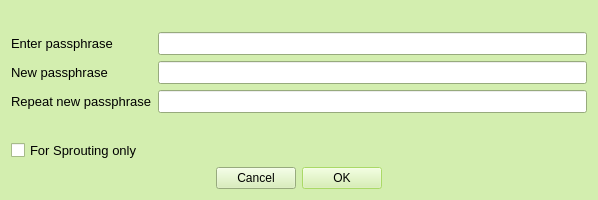
First picture: the form in src/qt/forms/askpassphrasedialog.ui, repository teambean/BeanCash, before the edit.
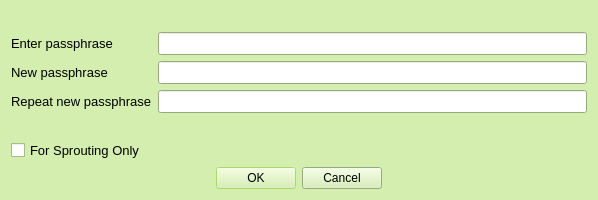
Second picture: the form after the edit. Icons and pictures are not drawn.

Commit message: Renable unlock for Sprouting in GUI

```diff
--- a/src/qt/forms/askpassphrasedialog.ui
+++ b/src/qt/forms/askpassphrasedialog.ui
@@ -338,7 +338,7 @@
         <string>Serves to disable the trivial sendmoney when OS account compromised. Provides no real security.</string>
        </property>
        <property name="text">
-        <string>For Sprouting only</string>
+        <string>For Sprouting Only</string>
        </property>
       </widget>
      </item>
@@ -352,9 +352,7 @@
        <pointsize>9</pointsize>
       </font>
      </property>
-     <property name="layoutDirection">
-      <enum>Qt::RightToLeft</enum>
-     </property>
+
      <property name="orientation">
       <enum>Qt::Horizontal</enum>
      </property>
```
The commit also changes 3 other files.
